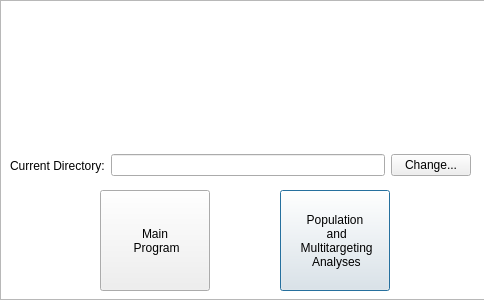
Above: startupCASPER.ui from TrinhLab/CASPERapp before the change. Below: the same form after it.
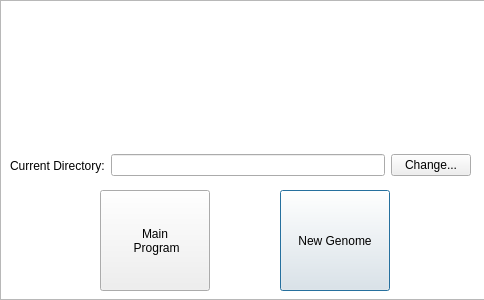
That is the form after the change.

Commit message: change startup MT option to newGenome option. Re did all graphs in MT to use matplotlib rather than qt

Diff of the .ui file:
```diff
--- a/startupCASPER.ui
+++ b/startupCASPER.ui
@@ -33,10 +33,7 @@
     </rect>
    </property>
    <property name="text">
-    <string>Population 
- and 
- Multitargeting 
- Analyses</string>
+    <string>New Genome</string>
    </property>
   </widget>
   <widget class="QPushButton" name="pushButton_2">
```
The commit also changes 10 other files.
